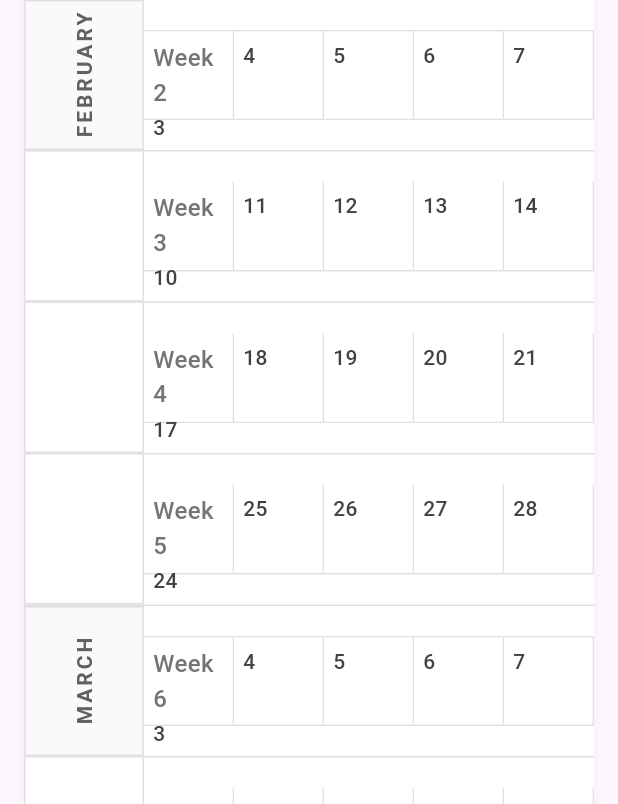
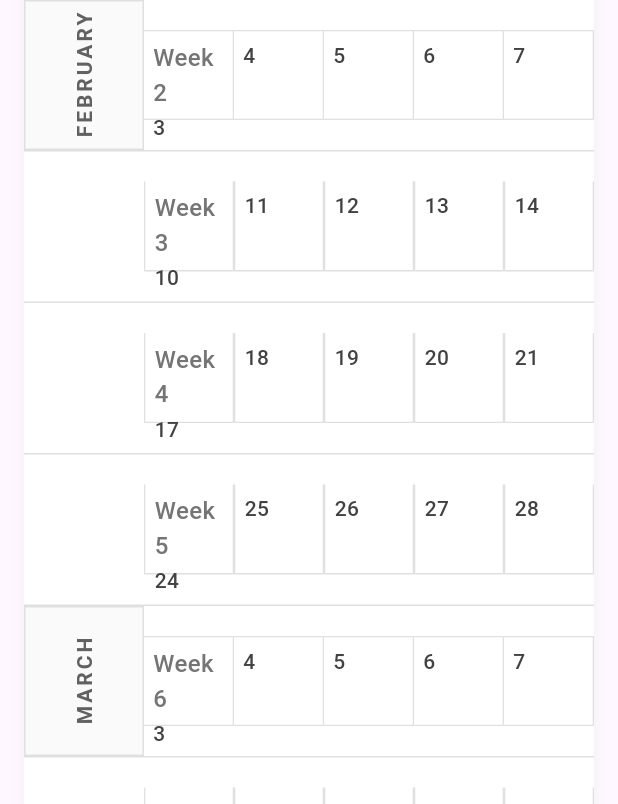
Before and after one commit to devos92/TeacherPlanner, a Flutter app: the TermPlannerPage screen opened directly, on a phone screen of 412 x 824 dp. Shown: the part 432-1236 px from the top of the screen. Run offline on Flutter 3.47's test engine with Material 3 defaults, Android fonts, the phone set to English and light mode, and no system bars; our stand-ins replace file_picker, image_picker, pdf, share_plus, supabase_flutter; accounts and stored records are empty.

Commit message:
Update term_planner_page.dart

```diff
--- a/teacher_planner/lib/pages/term_planner_page.dart
+++ b/teacher_planner/lib/pages/term_planner_page.dart
@@ -345,13 +345,7 @@ class _TermPlannerPageState extends State<TermPlannerPage> {
           Container(
             width: 80,
             height: 100, // Square cells
-            decoration: BoxDecoration(
-              border: Border(
-                left: BorderSide(color: Colors.grey[300]!, width: 1),
-                right: BorderSide(color: Colors.grey[300]!, width: 1),
-                bottom: BorderSide(color: Colors.grey[300]!, width: 1),
-              ),
-            ),
+
           ),
           // Week days
           ...List.generate(5, (dayIndex) {
@@ -365,6 +359,7 @@ class _TermPlannerPageState extends State<TermPlannerPage> {
                 child: Container(
                   decoration: BoxDecoration(
                     border: Border(
+                      left: BorderSide(color: Colors.grey[300]!, width: 1),
                       right: BorderSide(color: Colors.grey[300]!, width: 1), // Keep all right borders
                       bottom: BorderSide(color: Colors.grey[300]!, width: 1),
                     ),
@@ -400,14 +395,14 @@ class _TermPlannerPageState extends State<TermPlannerPage> {
           color: events.isNotEmpty
             ? events.first.color.withOpacity(0.15)
             : (isToday ? Colors.blue.withOpacity(0.1) : Colors.white),
-          // Removed individual cell borders since they're now handled by the parent containers
+
         ),
         child: Padding(
           padding: EdgeInsets.all(6),
           child: Column(
             crossAxisAlignment: CrossAxisAlignment.start,
             children: [
-              // Week number at the top (if this is the first day of the week)
+
               if (showWeekNumber && weekNumber != null) ...[
                 GestureDetector(
                   onTap: () => _showWeekNavigation(weekNumber),
```
